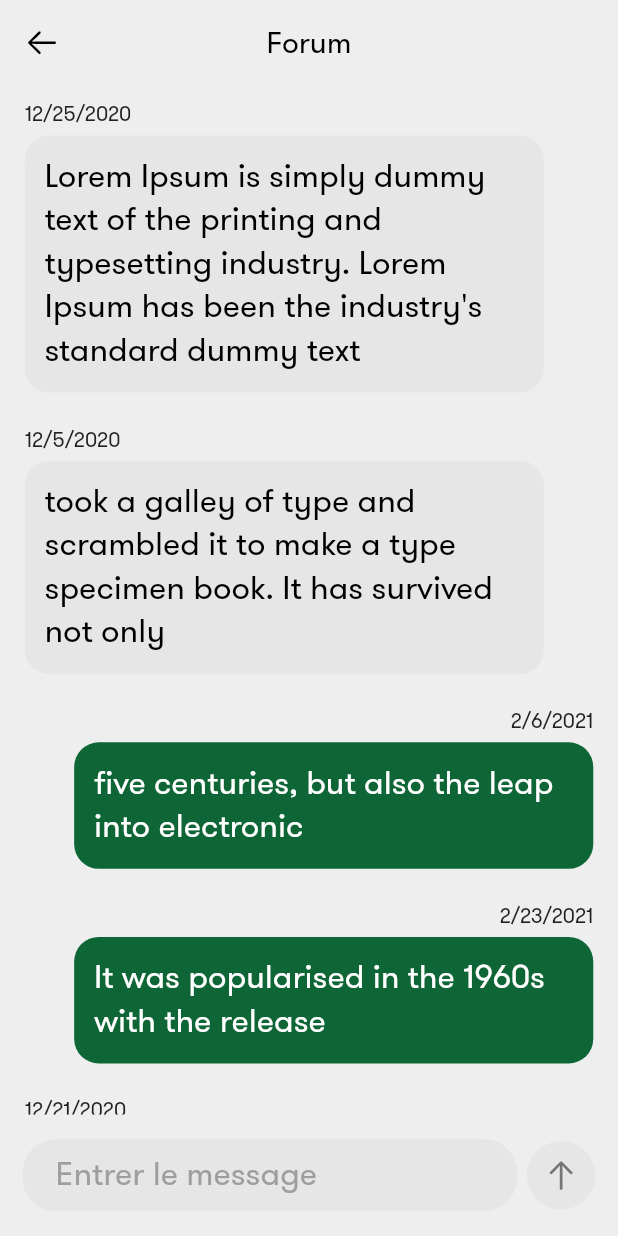
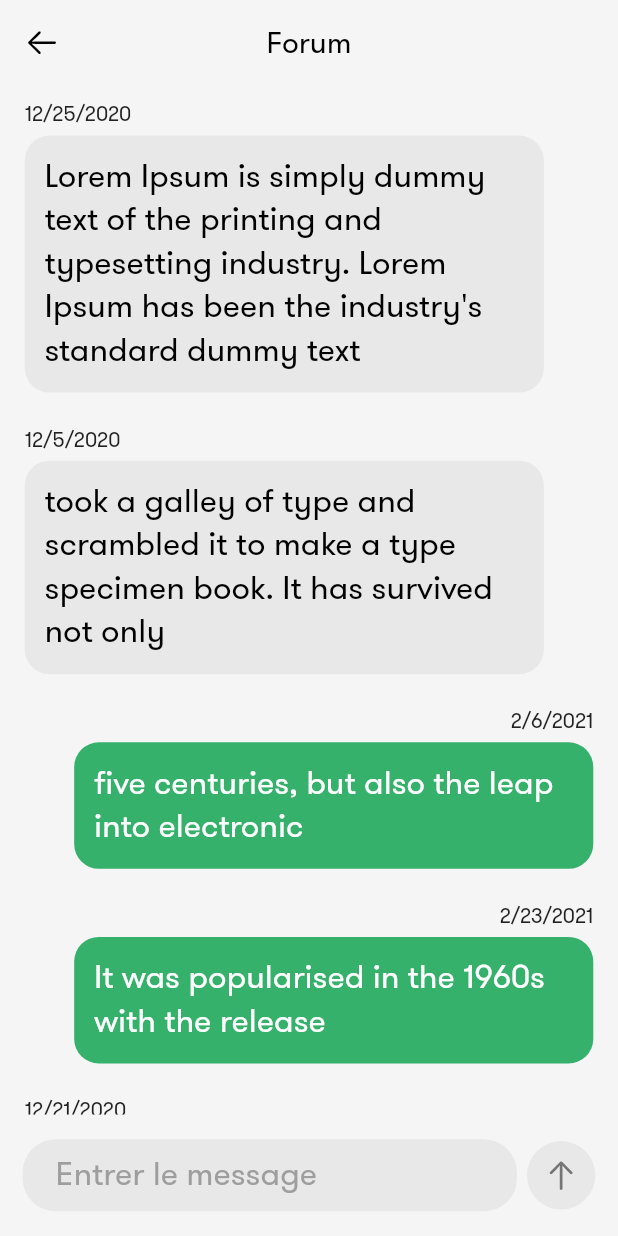
Before and after one commit to martinoyovo/healthcare, a Flutter app: the GroupChat screen opened by its route, on a phone screen of 412 x 824 dp. Run offline on Flutter 3.47's test engine with Material 2 defaults, Android fonts, the phone set to English and light mode, and no system bars; our stand-ins replace cached_network_image, flutter_svg; missing offline and left inert: food_mobile.

Commit message:
New styles added

```diff
--- a/lib/style/styles.dart
+++ b/lib/style/styles.dart
@@ -1,8 +1,8 @@
 import 'package:flutter/material.dart';
 import 'package:hack_app/utils/size_config.dart';
 
-Color primaryColor = Color(0xFF0E6535);
+Color primaryColor = Color(0xFF36B16C);
 Color greyColor = Color(0xFFE0E0E0);
-Color bgColor = Color(0xFFEEEEEE);
+Color bgColor = Color(0xFFF5F5F5);
 
 final textStyle = TextStyle(fontSize: getProportionateScreenWidth(20));
```
